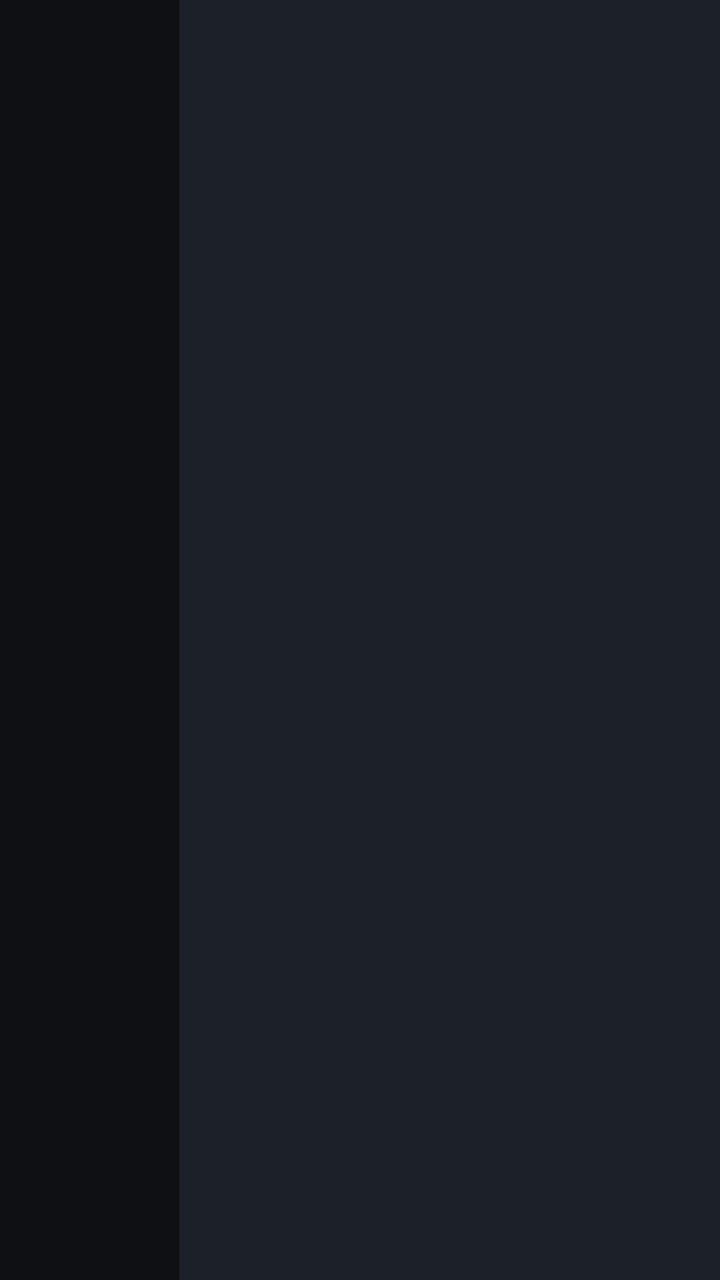
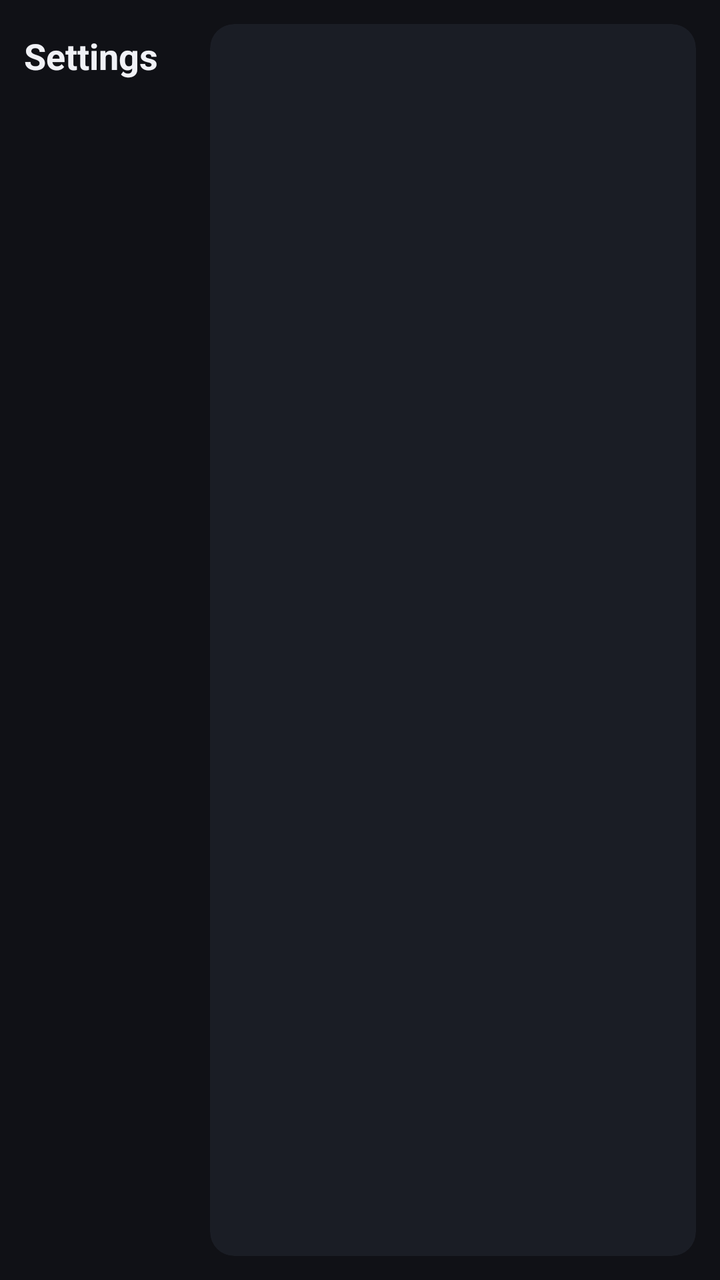

Before-and-after screenshots of an Android layout around one commit, followed by the original layout XML and the change that was made.
<!-- AndroidManifest.xml: application theme AppTheme -->
<!-- res/layout/fragment_settings.xml -->
<?xml version="1.0" encoding="utf-8"?>
<LinearLayout xmlns:android="http://schemas.android.com/apk/res/android"
    android:layout_width="match_parent"
    android:layout_height="match_parent"
    android:background="@color/background_app"
    android:orientation="horizontal"
    android:padding="@dimen/_10sdp">

    <LinearLayout
        android:layout_width="0dp"
        android:layout_height="match_parent"
        android:layout_weight="1"
        android:orientation="vertical">

        <TextView
            android:layout_width="match_parent"
            android:layout_height="@dimen/_36sdp"
            android:gravity="center_vertical"
            android:text="@string/nav_settings"
            android:textColor="@color/primary_text"
            android:textSize="20sp"
            android:textStyle="bold" />

        <ScrollView
            android:layout_width="match_parent"
            android:layout_height="match_parent">

            <LinearLayout
                android:id="@+id/settings_categories"
                android:layout_width="match_parent"
                android:layout_height="wrap_content"
                android:orientation="vertical" />
        </ScrollView>
    </LinearLayout>

    <androidx.fragment.app.FragmentContainerView
        android:id="@+id/settings_panel"
        android:layout_width="0dp"
        android:layout_height="match_parent"
        android:layout_marginStart="@dimen/_10sdp"
        android:layout_weight="3"
        android:background="@drawable/panel_background"
        android:clipToOutline="true" />
</LinearLayout>
<!-- resources referenced by this layout -->
<resources>
  <color name="background_app">#0E1014</color>
  <color name="primary_text">#ECEEF4</color>
  <!-- drawable panel_background (drawable) -->
  <?xml version="1.0" encoding="utf-8"?>
  <shape xmlns:android="http://schemas.android.com/apk/res/android"
      android:shape="rectangle">
      <solid android:color="@color/surface_raised" />
      <corners android:radius="@dimen/_10sdp" />
  </shape>
  <string name="nav_settings">Settings</string>
  <style name="AppTheme" parent="@style/Theme.AppCompat.NoActionBar">
          <item name="windowNoTitle">true</item>
          <item name="windowActionBar">false</item>
          <item name="android:windowContentOverlay">@null</item>
          <item name="android:statusBarColor">@color/background_status_bar</item>
          <item name="android:navigationBarColor">@color/background_app</item>
          <item name="colorPrimary">@color/background_status_bar</item>
          <item name="colorPrimaryDark">@color/background_status_bar</item>
          <item name="colorAccent">@color/accent</item>
          <item name="colorControlActivated">@color/accent</item>
          <item name="colorControlNormal">@color/secondary_text</item>
          <item name="colorBackgroundFloating">@color/surface_raised</item>
          <item name="android:windowBackground">@color/background_app</item>
          <item name="android:textColorPrimary">@color/primary_text</item>
          <item name="android:textColorSecondary">@color/secondary_text</item>
          <item name="preferenceTheme">@style/PreferenceThemeOverlay.v14.Material</item>
  
          <item name="android:textSize">@dimen/_12ssp</item>
  
      </style>
  <color name="surface_raised">#1C2029</color>
  <color name="background_status_bar">#151820</color>
  <color name="accent">#8E9CFF</color>
  <color name="secondary_text">#8D93A3</color>
</resources>

<!-- the commit's change to res/layout/fragment_settings.xml (unified diff, before → after) -->
@@ -4,7 +4,7 @@
     android:layout_height="match_parent"
     android:background="@color/background_app"
     android:orientation="horizontal"
-    android:padding="@dimen/_10sdp">
+    android:padding="12dp">
 
     <LinearLayout
         android:layout_width="0dp"
@@ -14,11 +14,12 @@
 
         <TextView
             android:layout_width="match_parent"
-            android:layout_height="@dimen/_36sdp"
+            android:layout_height="32dp"
             android:gravity="center_vertical"
             android:text="@string/nav_settings"
             android:textColor="@color/primary_text"
-            android:textSize="20sp"
+            android:textSize="18sp"
+            android:fontFamily="sans-serif-medium"
             android:textStyle="bold" />
 
         <ScrollView
@@ -37,7 +38,7 @@
         android:id="@+id/settings_panel"
         android:layout_width="0dp"
         android:layout_height="match_parent"
-        android:layout_marginStart="@dimen/_10sdp"
+        android:layout_marginStart="12dp"
         android:layout_weight="3"
         android:background="@drawable/panel_background"
         android:clipToOutline="true" />
<!-- resource entries referenced after the edit -->
@@ -1,13 +1,13 @@
 <!-- resources referenced by this layout -->
 <resources>
-  <color name="background_app">#0E1014</color>
-  <color name="primary_text">#ECEEF4</color>
+  <color name="background_app">#101116</color>
+  <color name="primary_text">#F0F1F6</color>
   <!-- drawable panel_background (drawable) -->
   <?xml version="1.0" encoding="utf-8"?>
   <shape xmlns:android="http://schemas.android.com/apk/res/android"
       android:shape="rectangle">
       <solid android:color="@color/surface_raised" />
-      <corners android:radius="@dimen/_10sdp" />
+      <corners android:radius="12dp" />
   </shape>
   <string name="nav_settings">Settings</string>
   <style name="AppTheme" parent="@style/Theme.AppCompat.NoActionBar">
@@ -27,12 +27,14 @@
           <item name="android:textColorSecondary">@color/secondary_text</item>
           <item name="preferenceTheme">@style/PreferenceThemeOverlay.v14.Material</item>
   
-          <item name="android:textSize">@dimen/_12ssp</item>
+          <item name="android:textSize">13sp</item>
+          <item name="android:fontFamily">sans-serif</item>
+          <item name="fontFamily">sans-serif</item>
   
       </style>
-  <color name="surface_raised">#1C2029</color>
-  <color name="background_status_bar">#151820</color>
-  <color name="accent">#8E9CFF</color>
-  <color name="secondary_text">#8D93A3</color>
+  <color name="surface_raised">#1A1D25</color>
+  <color name="background_status_bar">#15171E</color>
+  <color name="accent">#8798FF</color>
+  <color name="secondary_text">#969CAB</color>
 </resources>
 
